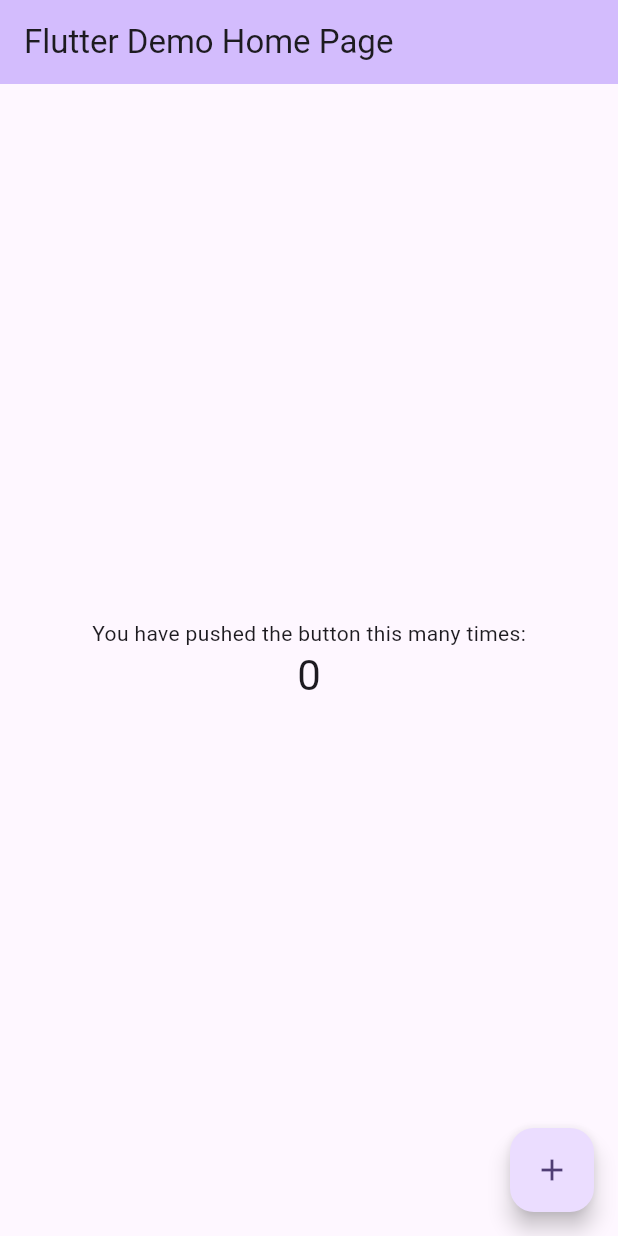
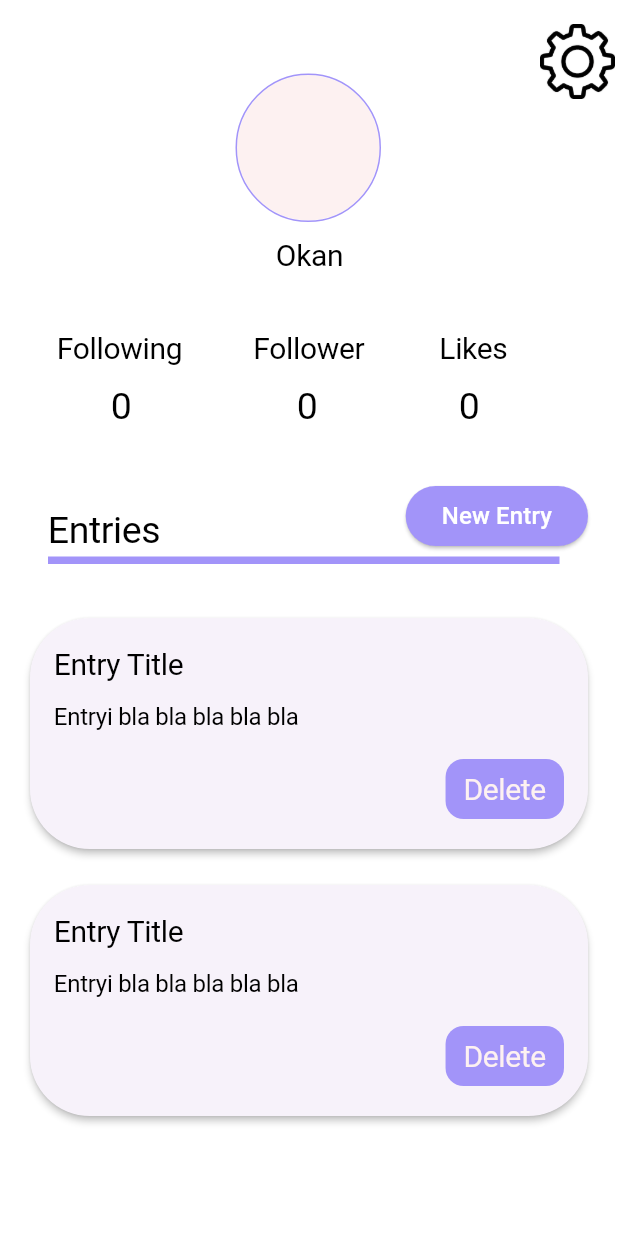
Before and after one commit to OkanKerem/tatl-Sozluk, a Flutter app: the screen it shows after launch, on a phone screen of 412 x 824 dp. Run offline on Flutter 3.47's test engine with Material 3 defaults, Android fonts, the light colour scheme and no system bars; Roboto replaces fonts that are missing (Itim).

Commit message:
Ben yaptım

```diff
--- a/lib/main.dart
+++ b/lib/main.dart
@@ -1,4 +1,5 @@
 import 'package:flutter/material.dart';
+import 'package:tatli_sozluk/utils/routes.dart'; // AppRoutes burada tanımlıysa
 
 void main() {
   runApp(const MyApp());
@@ -7,116 +8,13 @@ void main() {
 class MyApp extends StatelessWidget {
   const MyApp({super.key});
 
-  // This widget is the root of your application.
   @override
   Widget build(BuildContext context) {
     return MaterialApp(
-      title: 'Flutter Demo',
-      theme: ThemeData(
-        // This is the theme of your application.
-        //
-        // TRY THIS: Try running your application with "flutter run". You'll see
-        // the application has a purple toolbar. Then, without quitting the app,
-        // try changing the seedColor in the colorScheme below to Colors.green
-        // and then invoke "hot reload" (save your changes or press the "hot
-        // reload" button in a Flutter-supported IDE, or press "r" if you used
-        // the command line to start the app).
-        //
-        // Notice that the counter didn't reset back to zero; the application
-        // state is not lost during the reload. To reset the state, use hot
-        // restart instead.
-        //
-        // This works for code too, not just values: Most code changes can be
-        // tested with just a hot reload.
-        colorScheme: ColorScheme.fromSeed(seedColor: Colors.deepPurple),
-      ),
-      home: const MyHomePage(title: 'Flutter Demo Home Page'),
+      debugShowCheckedModeBanner: false,
+      title: 'Tatlı Sözlük',
+      initialRoute: AppRoutes.initialRoute,
+      routes: AppRoutes.routes,
     );
   }
 }
-
-class MyHomePage extends StatefulWidget {
-  const MyHomePage({super.key, required this.title});
-
-  // This widget is the home page of your application. It is stateful, meaning
-  // that it has a State object (defined below) that contains fields that affect
-  // how it looks.
-
-  // This class is the configuration for the state. It holds the values (in this
-  // case the title) provided by the parent (in this case the App widget) and
-  // used by the build method of the State. Fields in a Widget subclass are
-  // always marked "final".
-
-  final String title;
-
-  @override
-  State<MyHomePage> createState() => _MyHomePageState();
-}
-
-class _MyHomePageState extends State<MyHomePage> {
-  int _counter = 0;
-
-  void _incrementCounter() {
-    setState(() {
-      // This call to setState tells the Flutter framework that something has
-      // changed in this State, which causes it to rerun the build method below
-      // so that the display can reflect the updated values. If we changed
-      // _counter without calling setState(), then the build method would not be
-      // called again, and so nothing would appear to happen.
-      _counter++;
-    });
-  }
-
-  @override
-  Widget build(BuildContext context) {
-    // This method is rerun every time setState is called, for instance as done
-    // by the _incrementCounter method above.
-    //
-    // The Flutter framework has been optimized to make rerunning build methods
-    // fast, so that you can just rebuild anything that needs updating rather
-    // than having to individually change instances of widgets.
-    return Scaffold(
-      appBar: AppBar(
-        // TRY THIS: Try changing the color here to a specific color (to
-        // Colors.amber, perhaps?) and trigger a hot reload to see the AppBar
-        // change color while the other colors stay the same.
-        backgroundColor: Theme.of(context).colorScheme.inversePrimary,
-        // Here we take the value from the MyHomePage object that was created by
-        // the App.build method, and use it to set our appbar title.
-        title: Text(widget.title),
-      ),
-      body: Center(
-        // Center is a layout widget. It takes a single child and positions it
-        // in the middle of the parent.
-        child: Column(
-          // Column is also a layout widget. It takes a list of children and
-          // arranges them vertically. By default, it sizes itself to fit its
-          // children horizontally, and tries to be as tall as its parent.
-          //
-          // Column has various properties to control how it sizes itself and
-          // how it positions its children. Here we use mainAxisAlignment to
-          // center the children vertically; the main axis here is the vertical
-          // axis because Columns are vertical (the cross axis would be
-          // horizontal).
-          //
-          // TRY THIS: Invoke "debug painting" (choose the "Toggle Debug Paint"
-          // action in the IDE, or press "p" in the console), to see the
-          // wireframe for each widget.
-          mainAxisAlignment: MainAxisAlignment.center,
-          children: <Widget>[
-            const Text('You have pushed the button this many times:'),
-            Text(
-              '$_counter',
-              style: Theme.of(context).textTheme.headlineMedium,
-            ),
-          ],
-        ),
-      ),
-      floatingActionButton: FloatingActionButton(
-        onPressed: _incrementCounter,
-        tooltip: 'Increment',
-        child: const Icon(Icons.add),
-      ), // This trailing comma makes auto-formatting nicer for build methods.
-    );
-  }
-}
--- /dev/null
+++ b/lib/profile_part.dart
@@ -0,0 +1,160 @@
+import 'package:flutter/material.dart';
+import 'package:tatli_sozluk/utils/colors.dart';
+import 'package:tatli_sozluk/utils/fonts.dart';
+import 'package:tatli_sozluk/utils/routes.dart';
+
+class ProfilePage extends StatefulWidget {
+  const ProfilePage({super.key});
+
+  @override
+  State<ProfilePage> createState() => _ProfilePageState();
+}
+
+class _ProfilePageState extends State<ProfilePage> {
+  List<Map<String, String>> entries = [
+    {"title": "Entry Title", "body": "Entryi bla bla bla bla bla"},
+    {"title": "Entry Title", "body": "Entryi bla bla bla bla bla"},
+  ];
+
+  void deleteEntry(int index) {
+    setState(() {
+      entries.removeAt(index);
+    });
+  }
+
+  void addEntry() {
+    setState(() {
+      entries.insert(0, {
+        "title": "New Entry",
+        "body": "NEw Entry..."
+      });
+    });
+  }
+
+  @override
+  Widget build(BuildContext context) {
+    return Scaffold(
+      backgroundColor: AppColors.background,
+      body: Stack(
+        children: [
+          Positioned(
+            left: 158,
+            top: 50,
+            child: Container(
+              width: 95,
+              height: 97,
+              decoration: ShapeDecoration(
+                color: const Color(0xFFFDF1F1),
+                shape: const OvalBorder(
+                  side: BorderSide(
+                    width: 1,
+                    strokeAlign: BorderSide.strokeAlignOutside,
+                    color: AppColors.primary,
+                  ),
+                ),
+              ),
+            ),
+          ),
+          Positioned(
+            left: 352,
+            top: 8,
+
+              child: IconButton(
+                icon: Image.asset(
+                  'assets/Images/settings_icon.png',
+                  width: 50,
+                  height: 50,
+                ),
+                onPressed: () {
+                Navigator.pushNamed(context, '/settings');
+              },
+
+                )
+
+          ),
+          Positioned(
+            left: 184,
+            top: 155,
+            child: SizedBox(
+              width: 137,
+              height: 41,
+              child: Text('Okan', style: AppFonts.usernameText),
+            ),
+          ),
+          Positioned(left: 38, top: 217, child: Text('Following', style: AppFonts.infoLabelText)),
+          Positioned(left: 169, top: 217, child: Text('Follower', style: AppFonts.infoLabelText)),
+          Positioned(left: 293, top: 217, child: Text('Likes', style: AppFonts.infoLabelText)),
+          Positioned(left: 74, top: 252, child: Text('0', style: AppFonts.countText)),
+          Positioned(left: 198, top: 252, child: Text('0', style: AppFonts.countText)),
+          Positioned(left: 306, top: 252, child: Text('0', style: AppFonts.countText)),
+          Positioned(left: 32, top: 335, child: Text('Entries', style: AppFonts.entriesLabelText)),
+          Positioned(
+            left: 32,
+            top: 371,
+            child: Container(
+              width: 341,
+              height: 5,
+              color: AppColors.primary,
+            ),
+          ),
+          Positioned(
+            right: 20,
+            top: 320,
+            child: ElevatedButton(
+              style: ElevatedButton.styleFrom(
+                backgroundColor: AppColors.primary,
+              ),
+              onPressed: addEntry,
+              child: const Text("New Entry", style: TextStyle(fontFamily: 'Itim',color: Colors.white,fontSize: 16),),
+            ),
+          ),
+          Positioned.fill(
+            top: 390,
+            child: ListView.builder(
+              padding: const EdgeInsets.only(top: 10, bottom: 100),
+              itemCount: entries.length,
+              itemBuilder: (context, index) {
+                final entry = entries[index];
+                return Padding(
+                  padding: const EdgeInsets.symmetric(horizontal: 16, vertical: 8),
+                  child: Card(
+                    elevation: 2,
+                    shape: RoundedRectangleBorder(
+                      borderRadius: BorderRadius.circular(40),
+                    ),
+                    child: Padding(
+                      padding: const EdgeInsets.all(16),
+                      child: Column(
+                        crossAxisAlignment: CrossAxisAlignment.start,
+                        children: [
+                          Text(entry['title']!, style: AppFonts.entryTitleText),
+                          const SizedBox(height: 8),
+                          Text(entry['body']!, style: AppFonts.entryBodyText),
+                          const SizedBox(height: 12),
+                          Align(
+                            alignment: Alignment.centerRight,
+                            child: TextButton(
+                              onPressed: () => deleteEntry(index),
+                              style: TextButton.styleFrom(
+                                backgroundColor: AppColors.primary,
+                                padding: const EdgeInsets.symmetric(horizontal: 12, vertical: 4),
+                                shape: RoundedRectangleBorder(
+                                  borderRadius: BorderRadius.circular(12),
+                                ),
+                              ),
+                              child: Text("Delete", style: AppFonts.deleteButtonText),
+                            ),
+                          ),
+                        ],
+                      ),
+                    ),
+                  ),
+                );
+              },
+            ),
+          ),
+        ],
+      ),
+    );
+  }
+}
--- /dev/null
+++ b/lib/settings_page.dart
@@ -0,0 +1,88 @@
+import 'package:flutter/material.dart';
+import 'package:tatli_sozluk/utils/colors.dart';
+import 'package:tatli_sozluk/utils/fonts.dart';
+
+class SettingsPage extends StatelessWidget {
+  const SettingsPage({super.key});
+
+  @override
+  Widget build(BuildContext context) {
+    return Scaffold(
+      backgroundColor: AppColors.background,
+      body: SafeArea(
+        child: Column(
+          crossAxisAlignment: CrossAxisAlignment.start,
+          children: [
+            _buildTopBar(context),
+            const SizedBox(height: 32),
+
+            // Frame 1
+            _buildSettingFrame(
+              assetPath: 'assets/Images/pp_icon.png',
+              text: 'Change Profile Picture',
+            ),
+            const SizedBox(height: 16),
+
+            // Frame 2
+            _buildSettingFrame(
+              assetPath: 'assets/Images/nick_icon.png',
+              text: 'Change Nickname',
+            ),
+            const SizedBox(height: 16),
+
+            // Frame 3
+            _buildSettingFrame(
+              assetPath: 'assets/Images/log_out_icon.png',
+              text: 'Log Out',
+            ),
+          ],
+        ),
+      ),
+    );
+  }
+
+  Widget _buildTopBar(BuildContext context) {
+    return Padding(
+      padding: const EdgeInsets.symmetric(horizontal: 16, vertical: 12),
+      child: Row(
+        children: [
+          GestureDetector(
+            onTap: () => Navigator.pop(context),
+            child:const Icon(Icons.arrow_back, size: 28)
+          ),
+          const SizedBox(width: 16),
+          Text(
+            'Ayarlar',
+            style: AppFonts.usernameText.copyWith(fontSize: 22),
+          ),
+        ],
+      ),
+    );
+  }
+
+  Widget _buildSettingFrame({required String assetPath, required String text}) {
+    return Container(
+      margin: const EdgeInsets.symmetric(horizontal: 20),
+      padding: const EdgeInsets.symmetric(horizontal: 16, vertical: 12),
+      decoration: BoxDecoration(
+        color: AppColors.background,
+        borderRadius: BorderRadius.circular(16),
+      ),
+      child: Row(
+        children: [
+          Image.asset(
+            assetPath,
+            width: 40,
+            height: 40,
+            fit: BoxFit.contain,
+          ),
+          const SizedBox(width: 16),
+          Text(
+            text,
+            style: AppFonts.entryTitleText,
+          ),
+        ],
+      ),
+    );
+  }
+}
--- /dev/null
+++ b/lib/utils/colors.dart
@@ -0,0 +1,6 @@
+import 'package:flutter/material.dart';
+
+class AppColors {
+  static const Color primary = Color(0xFFA294F9);
+  static const Color background = Colors.white;
+}
--- /dev/null
+++ b/lib/utils/fonts.dart
@@ -0,0 +1,66 @@
+import 'package:flutter/material.dart';
+
+class AppFonts {
+  static const TextStyle usernameText = TextStyle(
+    color: Colors.black,
+    fontSize: 20,
+    fontFamily: 'Itim',
+    fontWeight: FontWeight.w400,
+    height: 1.5,
+    letterSpacing: -0.22,
+  );
+
+  static const TextStyle infoLabelText = TextStyle(
+    color: Colors.black,
+    fontSize: 20,
+    fontFamily: 'Itim',
+    fontWeight: FontWeight.w400,
+    height: 1.5,
+    letterSpacing: -0.22,
+  );
+
+  static const TextStyle countText = TextStyle(
+    color: Colors.black,
+    fontSize: 25,
+    fontFamily: 'Itim',
+    fontWeight: FontWeight.w400,
+    height: 1.5,
+    letterSpacing: -0.28,
+  );
+
+  static const TextStyle entriesLabelText = TextStyle(
+    color: Colors.black,
+    fontSize: 25,
+    fontFamily: 'Itim',
+    fontWeight: FontWeight.w400,
+    height: 1.5,
+    letterSpacing: -0.28,
+  );
+
+  static const TextStyle entryTitleText = TextStyle(
+    color: Colors.black,
+    fontSize: 20,
+    fontFamily: 'Itim',
+    fontWeight: FontWeight.w400,
+    height: 1.5,
+    letterSpacing: -0.22,
+  );
+
+  static const TextStyle entryBodyText = TextStyle(
+    color: Colors.black,
+    fontSize: 16,
+    fontFamily: 'Itim',
+    fontWeight: FontWeight.w400,
+    height: 1.5,
+    letterSpacing: -0.18,
+  );
+
+  static const TextStyle deleteButtonText = TextStyle(
+    color: Color(0xFFFDF1F1),
+    fontSize: 20,
+    fontFamily: 'Itim',
+    fontWeight: FontWeight.w400,
+    height: 1.5,
+    letterSpacing: -0.22,
+  );
+}
--- /dev/null
+++ b/lib/utils/routes.dart
@@ -0,0 +1,14 @@
+import 'package:flutter/material.dart';
+import 'package:tatli_sozluk/profile_part.dart';
+import 'package:tatli_sozluk/settings_page.dart';
+
+
+class AppRoutes {
+  static const initialRoute = '/profile';
+
+  static final routes = <String, WidgetBuilder>{
+    '/profile': (context) => const ProfilePage(),
+    '/settings': (context) => const SettingsPage(),
+
+  };
+}
--- /dev/null
+++ b/utils/colors.dart
@@ -0,0 +1 @@
+// TODO Implement this library.// TODO Implement this library.
--- /dev/null
+++ b/utils/fonts.dart
@@ -0,0 +1 @@
+// TODO Implement this library.
```
Also changed, not shown: pubspec.yaml (+2 -9 lines), assets/Images/log_out_icon.png (added), assets/Images/nick_icon.png (added), assets/Images/pp_icon.png (added), assets/Images/settings_icon.png (added).
